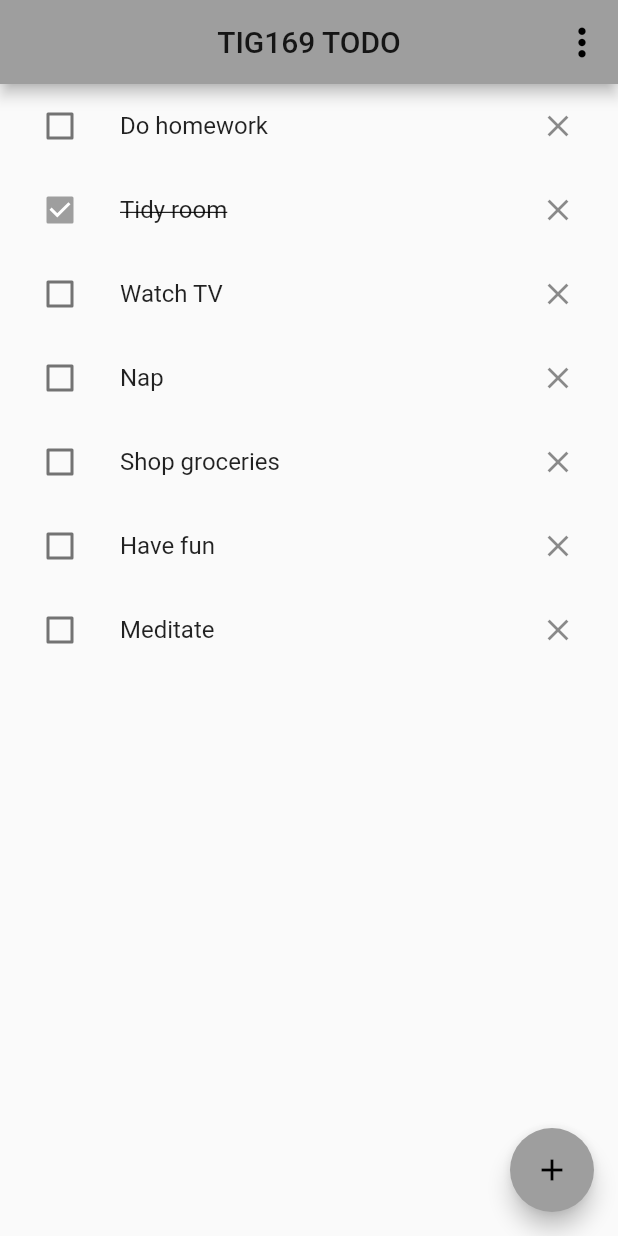
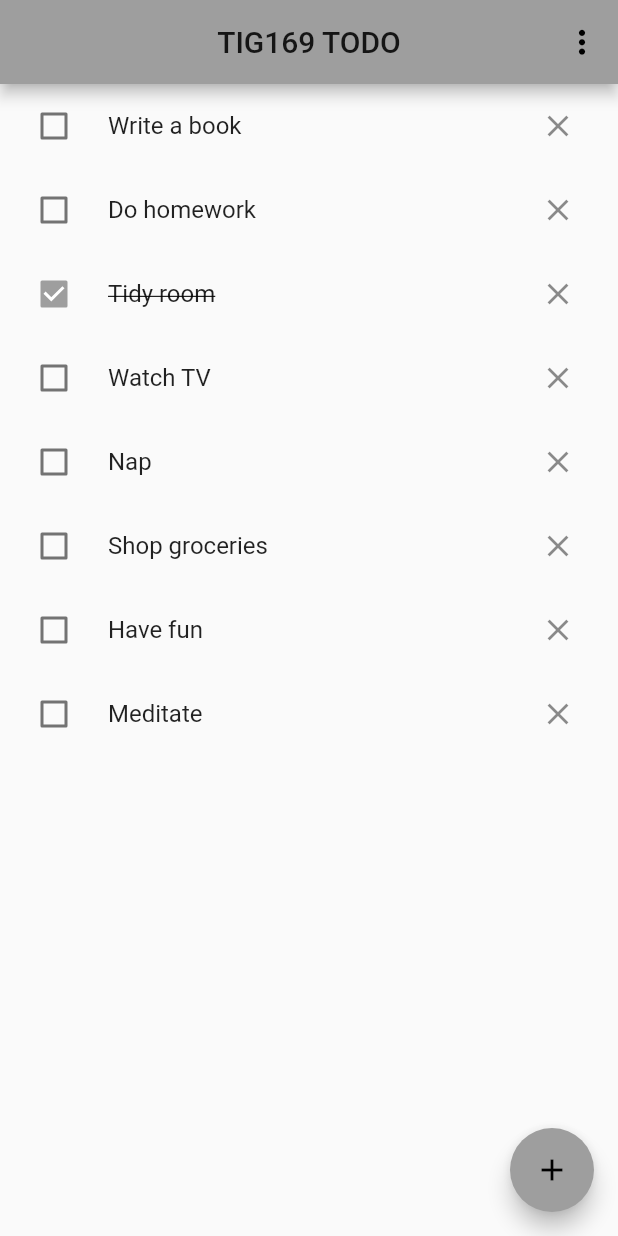
Before and after one commit to gu-tig169/guslarjoes, a Flutter app: the screen it shows after launch, after a tap on the "clear" icon, on a phone screen of 412 x 824 dp. Run offline on Flutter 3.47's test engine with Material 2 defaults, Android fonts, the phone set to English and light mode, and no system bars; network calls fail.

```diff
--- /dev/null
+++ b/lib/API.dart
@@ -0,0 +1,34 @@
+import 'dart:convert';
+
+import 'package:http/http.dart' as http;
+import 'model.dart';
+
+const API_URL = 'https://todoapp-api-vldfm.ondigitalocean.app';
+const API_KEY = '828b66ce-9197-4e4a-8b8a-44d6f9792030';
+
+class Api {
+  static Future addLine(TodoList line) async {
+    var json = jsonEncode(TodoList.toJson(line));
+    await http.post('$API_URL/todos?key=$API_KEY',
+        body: json, headers: {'Content-Type': 'application/json'});
+  }
+
+  static Future removeLine(String lineId) async {
+    await http.delete('$API_URL/todos/$lineId?key=$API_KEY');
+  }
+
+  static Future updateLine(TodoList line, lineId) async {
+    var json = jsonEncode(TodoList.toJson(line));
+    await http.put('$API_URL/todos/$lineId?key=$API_KEY',
+        body: json, headers: {'Content-Type': 'application/json'});
+  }
+
+  static Future<List<TodoList>> fetchTodos() async {
+    var response = await http.get('$API_URL/todos?key=$API_KEY');
+    var json = jsonDecode(response.body);
+
+    return json.map<TodoList>((data) {
+      return TodoList.fromJson(data);
+    }).toList();
+  }
+}
--- a/lib/main.dart
+++ b/lib/main.dart
@@ -6,6 +6,7 @@ import 'model.dart';
 
 void main() {
   var state = MyState();
+  state.fetchList();
 
   runApp(
     ChangeNotifierProvider(
--- a/lib/mainView.dart
+++ b/lib/mainView.dart
@@ -11,29 +11,41 @@ class MainView extends StatefulWidget {
 }
 
 class MainViewState extends State<MainView> {
-  @override
+  var filterBy = 'All';
   Widget build(BuildContext context) {
     return Scaffold(
       appBar: AppBar(
         title: Text("TIG169 TODO"),
         centerTitle: true,
         actions: [
-          _popupWindow(),
+          PopupMenuButton(
+            onSelected: (value) {
+              setState(() {
+                filterBy = value;
+              });
+            },
+            itemBuilder: (context) => [
+              PopupMenuItem(child: Text('all'), value: 'all'),
+              PopupMenuItem(child: Text('done'), value: 'done'),
+              PopupMenuItem(child: Text('undone'), value: 'undone')
+            ],
+            icon: Icon(Icons.more_vert, size: 25, color: Colors.black),
+          )
         ],
       ),
       body: Consumer<MyState>(
-          builder: (context, state, child) => MyList(state.list)),
+          builder: (context, state, child) => MyList(
+                _filterList(state.list, filterBy),
+              )),
       floatingActionButton: FloatingActionButton(
         child: Icon(Icons.add),
         onPressed: () async {
           var newActivity = await Navigator.push(
               context,
               MaterialPageRoute(
-                  builder: (context) => SecondView(TodoList(
-                        activity: '',
-                      ))));
+                  builder: (context) => SecondView(TodoList(activity: ''))));
           if (newActivity != null) {
-            Provider.of<MyState>(context, listen: false).addLines(newActivity);
+            Provider.of<MyState>(context, listen: false).addLine(newActivity);
           }
         },
       ),
@@ -41,23 +53,11 @@ class MainViewState extends State<MainView> {
   }
 }
 
-Widget _popupWindow() {
-  return PopupMenuButton<String>(
-    itemBuilder: (context) => [
-      PopupMenuItem(
-        child: Text('All'),
-      ),
-      PopupMenuItem(
-        child: Text('Done'),
-      ),
-      PopupMenuItem(
-        child: Text('Undone'),
-      ),
-    ],
-    icon: Icon(
-      Icons.more_vert,
-      size: 30,
-      color: Colors.black,
-    ),
-  );
+List<TodoList> _filterList(list, filterBy) {
+  if (filterBy == 'All') return list;
+  if (filterBy == 'Done')
+    return list.where((item) => item.checkbox == true).toList();
+  if (filterBy == 'Undone')
+    return list.where((item) => item.checkbox == false).toList();
+  return null;
 }
--- a/lib/model.dart
+++ b/lib/model.dart
@@ -1,10 +1,28 @@
 import 'package:flutter/material.dart';
+import 'package:john_tig169/API.dart';
 
 class TodoList {
+  String id;
   String activity;
   bool checkbox;
 
-  TodoList({this.checkbox, this.activity});
+  TodoList({this.id, this.activity, this.checkbox = false});
+
+  static Map<String, dynamic> toJson(TodoList line) {
+    return {
+      'title': line.activity,
+      'done': line.checkbox,
+    };
+  }
+
+  static TodoList fromJson(Map<String, dynamic> json) {
+    return TodoList(
+      id: json['id'],
+      activity: json['title'],
+      checkbox: json['done'],
+    );
+  }
+
   void checkboxClicked() {
     if (this.checkbox == false) {
       this.checkbox = true;
@@ -26,21 +44,27 @@ class MyState extends ChangeNotifier {
     TodoList(checkbox: false, activity: 'Meditate'),
   ];
 
-  List<TodoList> get list => _list;
-
-  void addLines(TodoList line) {
-    _list.add(line);
+  Future fetchList() async {
+    List<TodoList> list = await Api.fetchTodos();
+    _list = list;
     notifyListeners();
   }
 
-  void removeLines(TodoList line) {
-    _list.remove(line);
-    notifyListeners();
+  List<TodoList> get list => _list;
+
+  void addLine(TodoList line) async {
+    await Api.addLine(line);
+    await fetchList();
   }
 
-  void checkboxPressed(TodoList line) {
-    var idx = list.indexOf(line);
-    _list[idx].checkboxClicked();
-    notifyListeners();
+  void removeLine(TodoList line) async {
+    await Api.removeLine(line.id);
+    await fetchList();
+  }
+
+  void checkboxPressed(TodoList line, bool checkbox) async {
+    line.checkbox = checkbox;
+    await Api.updateLine(line, line.id);
+    await fetchList();
   }
 }
--- a/lib/myList.dart
+++ b/lib/myList.dart
@@ -8,28 +8,27 @@ class MyList extends StatelessWidget {
 
   Widget build(BuildContext context) {
     return ListView(
-        children: list.map((line) => _myListitem(context, line)).toList());
+        children: list.map((line) => _myListItem(context, line)).toList());
   }
+}
 
-  Widget _myListitem(context, line) {
-    return ListTile(
-      leading: Checkbox(
-          value: line.checkbox,
-          onChanged: (bool val) {
-            var state = Provider.of<MyState>(context, listen: false);
-            state.checkboxPressed(line);
-          }),
+Widget _myListItem(context, TodoList line) {
+  return CheckboxListTile(
       title: Text(line.activity,
           style: TextStyle(
               decoration: (line.checkbox
                   ? TextDecoration.lineThrough
                   : TextDecoration.none))),
-      trailing: IconButton(
+      secondary: IconButton(
           icon: Icon(Icons.clear),
           onPressed: () {
             var state = Provider.of<MyState>(context, listen: false);
-            state.removeLines(line);
+            state.removeLine(line);
           }),
-    );
-  }
+      value: line.checkbox,
+      controlAffinity: ListTileControlAffinity.leading,
+      onChanged: (bool value) {
+        var state = Provider.of<MyState>(context, listen: false);
+        state.checkboxPressed(line, value);
+      });
 }
--- a/lib/secondView.dart
+++ b/lib/secondView.dart
@@ -65,13 +65,11 @@ class SecondViewState extends State<SecondView> {
                     onPressed: () {
                       Navigator.pop(context,
                           TodoList(checkbox: false, activity: activity));
-                      //Navigator.push(context,
-                      //  MaterialPageRoute(builder: (context) => MainView()));
-                    }, //texten som skrivits i textformfield skall läggas till i listan,
+                    },
                   ),
                   Container(
                       child: Text(
-                    'Add',
+                    'Add to list',
                     style: TextStyle(fontSize: 16),
                   ))
                 ],
--- a/pubspec.yaml
+++ b/pubspec.yaml
@@ -29,6 +29,7 @@ dependencies:
   # Use with the CupertinoIcons class for iOS style icons.
   cupertino_icons: ^1.0.0
   provider: ^4.3.2+2
+  http: ^0.12.2
 
 dev_dependencies:
   flutter_test:
```
Also changed, not shown: pubspec.lock.
